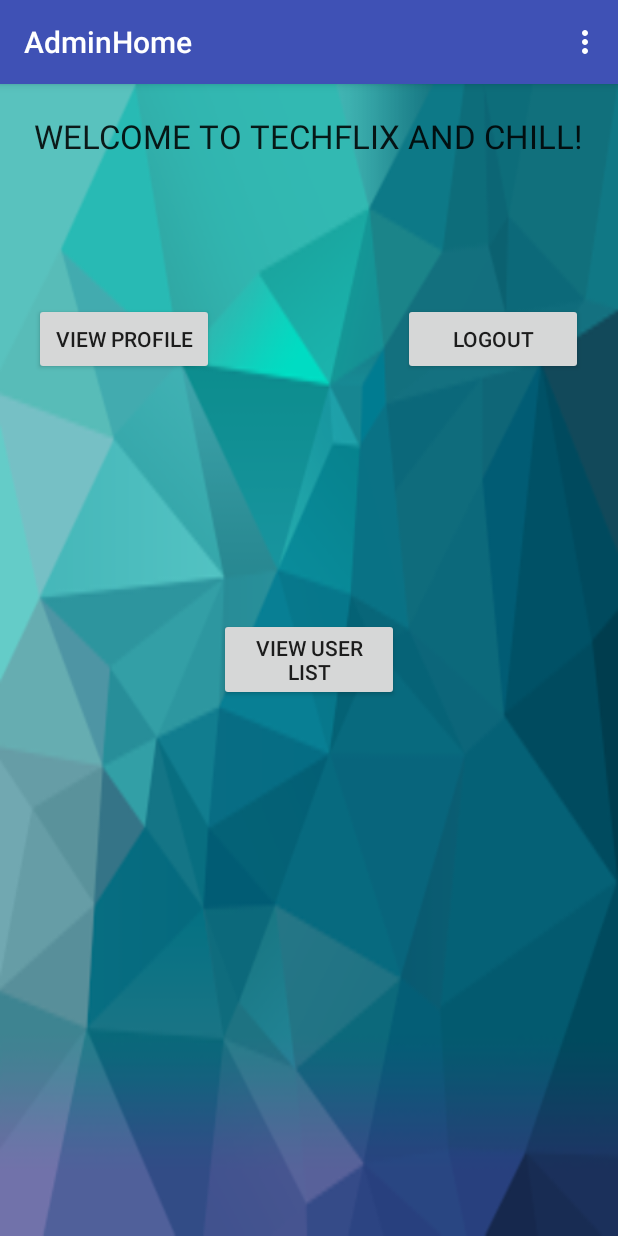
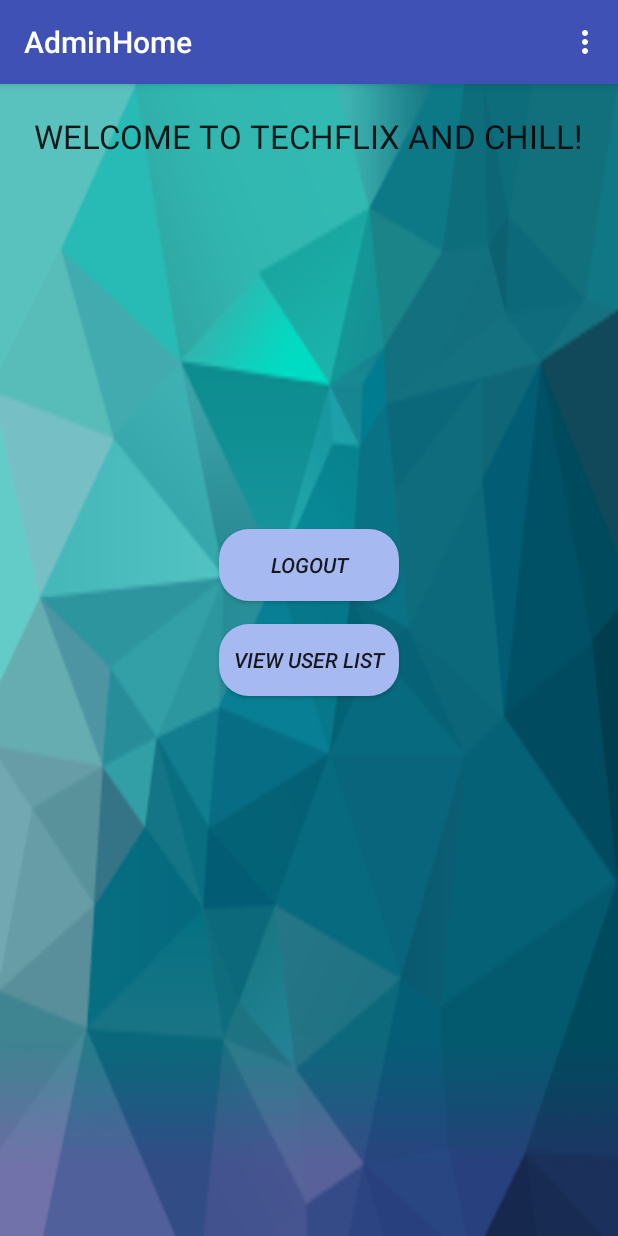
Before and after one commit to shiggins8/TechFlixAndChill29, an Android app: the AdminHome screen opened directly, with no data from a screen before it, on a phone screen of 412 x 824 dp. Run offline under Robolectric (Android 15) with nearby library versions, the phone set to English and light mode, and no system bars; 3 statements that could not run were skipped.

Commit message:
Small bug fixes on button UI

```diff
--- a/app/src/main/java/edu/gatech/snickers/techflixandchill/AdminHome.java
+++ b/app/src/main/java/edu/gatech/snickers/techflixandchill/AdminHome.java
@@ -12,7 +12,6 @@ import android.widget.TextView;
 public class AdminHome extends AppCompatActivity {
 
     Button logoutButton;
-    Button viewProfileButton;
     Button viewUsers;
     TextView usernameTextView;
     @Override
@@ -21,7 +20,6 @@ public class AdminHome extends AppCompatActivity {
         setContentView(R.layout.activity_admin_home);
 
         logoutButton = (Button) findViewById(R.id.logoutButton);
-        viewProfileButton = (Button) findViewById(R.id.viewProfileButton);
         viewUsers = (Button) findViewById(R.id.viewUsers);
         usernameTextView = (TextView) findViewById(R.id.usernameTextView);
 
@@ -34,16 +32,6 @@ public class AdminHome extends AppCompatActivity {
         String message = theName;
         usernameTextView.setText(message);
 
-        viewProfileButton.setOnClickListener(new View.OnClickListener() {
-            @Override
-            public void onClick(View v) {
-
-                Intent i = new Intent(AdminHome.this, UserProfile.class);
-                //pass along bundled username and password
-                i.putExtras(bundle);
-                startActivity(i);
-            }
-        });
 
         logoutButton.setOnClickListener(new View.OnClickListener() {
             @Override
--- a/app/src/main/res/layout/activity_admin_home.xml
+++ b/app/src/main/res/layout/activity_admin_home.xml
@@ -14,23 +14,16 @@
         android:text="WELCOME TO TECHFLIX AND CHILL!"
         android:textAppearance="?android:attr/textAppearanceLarge" />
 
-    <Button
-        android:layout_width="120dp"
-        android:layout_height="wrap_content"
-        android:layout_marginTop="34dp"
-        android:text="View Profile"
-        android:id="@+id/viewProfileButton"
-        android:layout_below="@+id/usernameTextView"
-        android:layout_alignStart="@+id/textView1" />
-
 
     <Button
         android:layout_width="120dp"
         android:layout_height="wrap_content"
         android:text="Logout"
+        android:background="@drawable/background_round_corner_button"
         android:id="@+id/logoutButton"
-        android:layout_alignBottom="@+id/viewProfileButton"
-        android:layout_alignEnd="@+id/textView1" />
+        android:layout_above="@+id/viewUsers"
+        android:textStyle="italic"
+        android:layout_centerHorizontal="true" />
 
     <TextView
         android:layout_width="180dp"
@@ -47,6 +40,9 @@
         android:id="@+id/viewUsers"
         android:layout_width="120dp"
         android:layout_height="wrap_content"
+        android:layout_marginTop="15dp"
+        android:textStyle="italic"
+        android:background="@drawable/background_round_corner_button"
         android:text="View User List"
         android:layout_centerVertical="true"
         android:layout_centerHorizontal="true" />
```
Also changed, not shown: app/src/main/res/layout/home.xml (+15 -1 lines).
